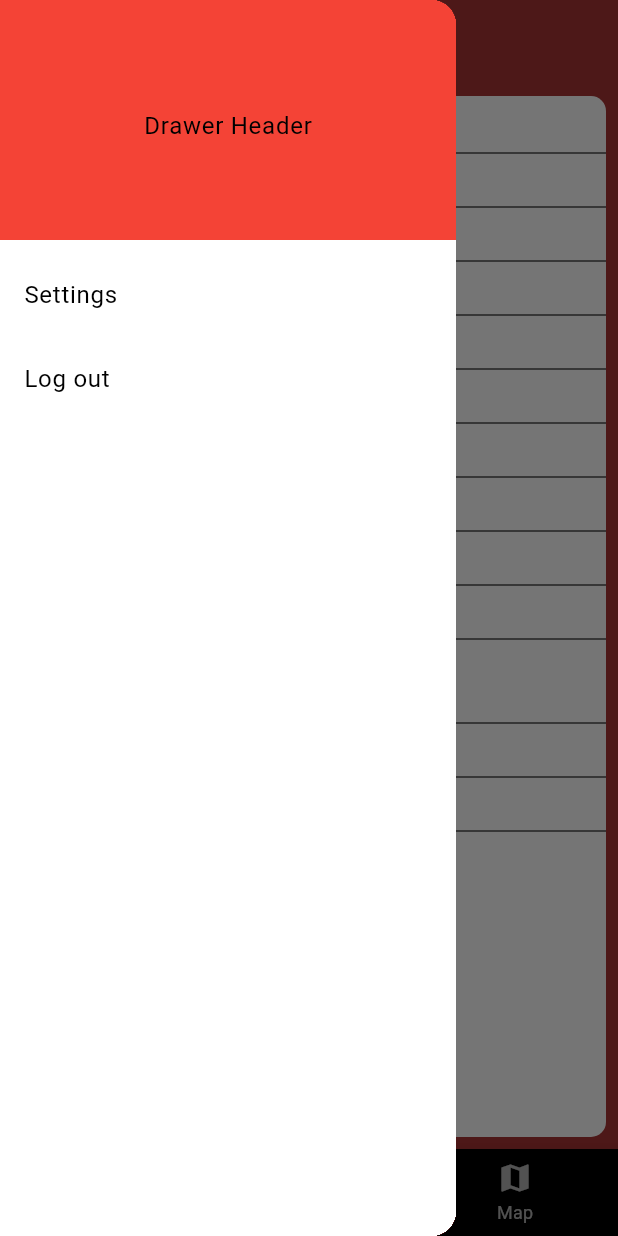
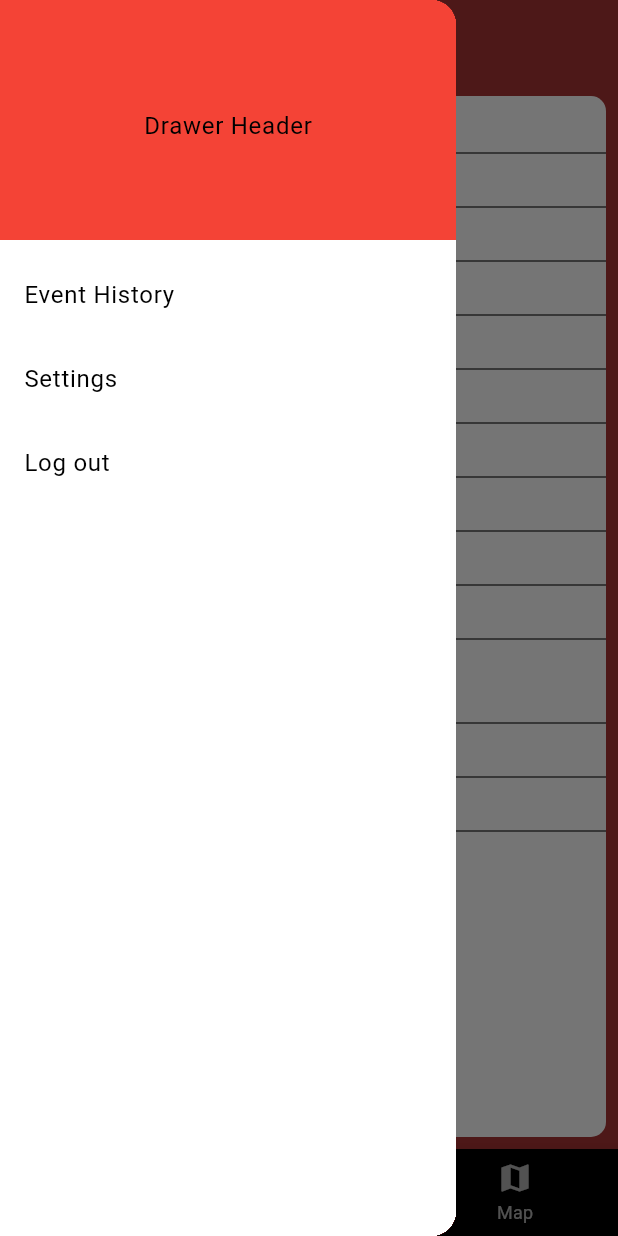
Before and after one commit to vorwerick/project-jay-app, a Flutter app: the screen it shows after launch, with the side drawer open, on a phone screen of 412 x 824 dp. Run offline on Flutter 3.47's test engine with Material 3 defaults, Android fonts, the phone set to English and light mode, and no system bars; our stand-ins replace fluttertoast, go_router, google_maps_flutter; generated files the repository leaves out were written again.

Commit message:
feat(UI): added event history page with mocked data

```diff
--- a/lib/l10n/app_cs.arb
+++ b/lib/l10n/app_cs.arb
@@ -7,5 +7,6 @@
   "participants": "Učastníci",
   "map": "Mapa",
   "settings": "Nastavení",
-  "logout": "Odhlásit"
+  "logout": "Odhlásit",
+  "eventHistory": "Historie událostí"
 }
--- a/lib/l10n/app_en.arb
+++ b/lib/l10n/app_en.arb
@@ -7,5 +7,6 @@
   "participants": "Participants",
   "map": "Map",
   "settings": "Settings",
-  "logout": "Log out"
+  "logout": "Log out",
+  "eventHistory": "Event History"
 }
--- /dev/null
+++ b/lib/presentation/components/jay_container.dart
@@ -0,0 +1,23 @@
+import 'package:flutter/material.dart';
+
+class JayContainer extends StatelessWidget {
+  final Widget child;
+
+  const JayContainer({super.key, required this.child});
+  @override
+  Widget build(BuildContext context) {
+    return Padding(
+      padding: const EdgeInsets.all(8.0),
+      child: Container(
+        padding: const EdgeInsets.symmetric(vertical: 10),
+        decoration: const BoxDecoration(
+          color: Colors.white,
+          borderRadius: BorderRadius.all(
+            Radius.circular(10),
+          ),
+        ),
+        child: child,
+      ),
+    );
+  }
+}
--- a/lib/presentation/components/jay_drawer.dart
+++ b/lib/presentation/components/jay_drawer.dart
@@ -1,5 +1,7 @@
+import 'package:app/presentation/navigation/routes.dart';
 import 'package:flutter/material.dart';
 import 'package:flutter_gen/gen_l10n/app_localizations.dart';
+import 'package:go_router/go_router.dart';
 
 //TODO(vojjta): implement params for drawer
 class JayDrawer extends StatelessWidget {
@@ -18,6 +20,12 @@ class JayDrawer extends StatelessWidget {
                   color: Colors.red,
                 ),
                 child: Center(child: Text('Drawer Header')),
+              ),
+              ListTile(
+                title: Text(AppLocalizations.of(context)!.eventHistory),
+                onTap: () {
+                  context.goNamed(AppRoutes.eventHistory.name);
+                },
               ),
               ListTile(
                 title: Text(AppLocalizations.of(context)!.settings),
--- a/lib/presentation/navigation/routes.dart
+++ b/lib/presentation/navigation/routes.dart
@@ -1,15 +1,18 @@
+import 'package:app/presentation/pages/event_history_page.dart';
 import 'package:app/presentation/pages/home_page.dart';
 import 'package:app/presentation/pages/login_page.dart';
 import 'package:flutter/material.dart';
 import 'package:go_router/go_router.dart';
 
 enum AppRoutes {
-  login("/login"),
-  home("/home");
+  login('login'),
+  home('home'),
+  eventHistory('event-history');
 
-  final String path;
+  final String name;
+  String get path => '/$name';
 
-  const AppRoutes(this.path);
+  const AppRoutes(this.name);
 }
 
 final class Routes {
@@ -24,9 +27,16 @@ final class Routes {
           builder: (context, state) => const LoginPage(),
         ),
         GoRoute(
-          path: AppRoutes.home.path,
-          pageBuilder: (context, state) => _createTransition(state.pageKey, const HomePage()),
-        ),
+            name: AppRoutes.home.name,
+            path: AppRoutes.home.path,
+            pageBuilder: (context, state) => _createTransition(state.pageKey, const HomePage()),
+            routes: [
+              GoRoute(
+                name: AppRoutes.eventHistory.name,
+                path: AppRoutes.eventHistory.name,
+                pageBuilder: (context, state) => _createTransition(state.pageKey, const EventHistoryPage()),
+              )
+            ]),
       ],
     );
   }
--- a/lib/presentation/pages/screens/event_details_screen.dart
+++ b/lib/presentation/pages/screens/event_details_screen.dart
@@ -1,4 +1,5 @@
-import 'package:app/presentation/pages/screens/widgets/list_pair.dart';
+import 'package:app/presentation/components/jay_container.dart';
+import 'package:app/presentation/pages/widgets/list_pair.dart';
 import 'package:flutter/material.dart';
 
 class EventDetailsScreen extends StatelessWidget {
@@ -22,27 +23,17 @@ class EventDetailsScreen extends StatelessWidget {
 
   @override
   Widget build(BuildContext context) {
-    return Padding(
-      padding: const EdgeInsets.all(8.0),
-      child: Container(
-        padding: const EdgeInsets.symmetric(vertical: 10),
-        decoration: const BoxDecoration(
-          color: Colors.white,
-          borderRadius: BorderRadius.all(
-            Radius.circular(10),
-          ),
-        ),
+    return JayContainer(
       child: ListView.builder(
           itemCount: _mockedContent.length,
           itemBuilder: (context, index) {
             final String name = _mockedContent.keys.elementAt(index);
             final String? value = _mockedContent[name];
             return ListPair(
-                name: name,
+              title: name,
               value: value,
             );
           }),
-      ),
     );
   }
 }
--- a/lib/presentation/pages/screens/widgets/list_pair.dart
+++ b/lib/presentation/pages/widgets/list_pair.dart
@@ -2,10 +2,10 @@ import 'package:app/presentation/common/jay_colors.dart';
 import 'package:flutter/material.dart';
 
 class ListPair extends StatelessWidget {
-  final String name;
+  final String title;
   final String? value;
 
-  const ListPair({super.key, required this.name, this.value});
+  const ListPair({super.key, required this.title, this.value});
 
   @override
   Widget build(BuildContext context) {
@@ -18,7 +18,7 @@ class ListPair extends StatelessWidget {
               Expanded(
                 flex: 1,
                 child: Text(
-                  name,
+                  title,
                   style: const TextStyle(fontWeight: FontWeight.bold),
                 ),
               ),
--- a/pubspec.yaml
+++ b/pubspec.yaml
@@ -21,6 +21,9 @@ dependencies:
 
   # Navigation
   go_router: ^13.0.0
+
+  # UI
+  fluttertoast: ^8.2.4
 
   # Icons
   cupertino_icons: ^1.0.2
```
Also changed, not shown: lib/presentation/pages/event_history_page.dart (added, +33 -0 lines), lib/presentation/pages/widgets/list_event_pair.dart (added, +15 -0 lines), pubspec.lock, 1 other file. Lines whose indentation alone changed are shown as unchanged.
